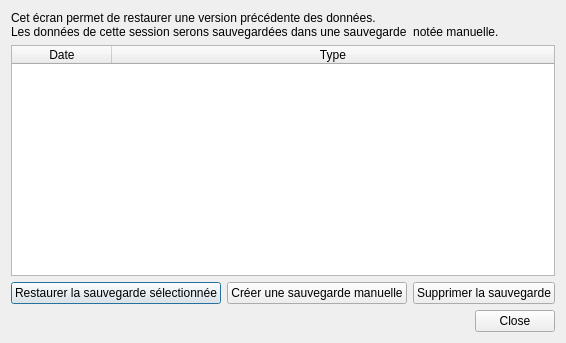
seigneurfuo/MyAnimeManager3, file src/ui/dialogs/database_history.ui: the form before one commit.
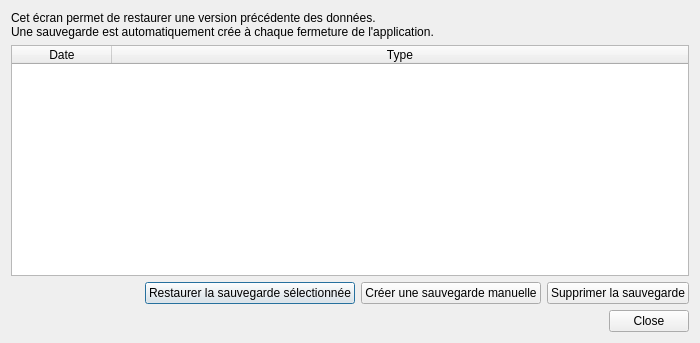
The form after the commit. Icons and pictures are not drawn.

Commit message: Modification de l'affichage du nom dans la liste des sauvegardes de la bdd.

The edit to the form file:
```diff
--- a/src/ui/dialogs/database_history.ui
+++ b/src/ui/dialogs/database_history.ui
@@ -9,7 +9,7 @@
    <rect>
     <x>0</x>
     <y>0</y>
-    <width>511</width>
+    <width>700</width>
     <height>343</height>
    </rect>
   </property>
@@ -20,15 +20,60 @@
    <bool>true</bool>
   </property>
   <layout class="QGridLayout" name="gridLayout">
-   <item row="0" column="0">
-    <widget class="QLabel" name="label">
-     <property name="text">
-      <string>Cet écran permet de restaurer une version précédente des données.
-Les données de cette session serons sauvegardées dans une sauvegarde  notée manuelle.</string>
-     </property>
-    </widget>
+   <item row="2" column="0" colspan="2">
+    <layout class="QHBoxLayout" name="horizontalLayout">
+     <item>
+      <spacer name="horizontalSpacer">
+       <property name="orientation">
+        <enum>Qt::Horizontal</enum>
+       </property>
+       <property name="sizeHint" stdset="0">
+        <size>
+         <width>40</width>
+         <height>20</height>
+        </size>
+       </property>
+      </spacer>
+     </item>
+     <item>
+      <widget class="QPushButton" name="pushButton">
+       <property name="enabled">
+        <bool>true</bool>
+       </property>
+       <property name="text">
+        <string>Restaurer la sauvegarde sélectionnée</string>
+       </property>
+       <property name="icon">
+        <iconset>
+         <normaloff>../../resources/icons/clock-history.png</normaloff>../../resources/icons/clock-history.png</iconset>
+       </property>
+      </widget>
+     </item>
+     <item>
+      <widget class="QPushButton" name="pushButton_2">
+       <property name="text">
+        <string>Créer une sauvegarde manuelle</string>
+       </property>
+       <property name="icon">
+        <iconset>
+         <normaloff>../../resources/icons/database-plus.png</normaloff>../../resources/icons/database-plus.png</iconset>
+       </property>
+      </widget>
+     </item>
+     <item>
+      <widget class="QPushButton" name="pushButton_3">
+       <property name="text">
+        <string>Supprimer la sauvegarde</string>
+       </property>
+       <property name="icon">
+        <iconset>
+         <normaloff>../../resources/icons/minus.png</normaloff>../../resources/icons/minus.png</iconset>
+       </property>
+      </widget>
+     </item>
+    </layout>
    </item>
-   <item row="1" column="0">
+   <item row="1" column="0" colspan="2">
     <widget class="QTableWidget" name="tableWidget">
      <property name="contextMenuPolicy">
       <enum>Qt::ActionsContextMenu</enum>
@@ -57,60 +102,7 @@
      </column>
     </widget>
    </item>
-   <item row="2" column="0">
-    <layout class="QHBoxLayout" name="horizontalLayout">
-     <item>
-      <widget class="QPushButton" name="pushButton">
-       <property name="enabled">
-        <bool>true</bool>
-       </property>
-       <property name="text">
-        <string>Restaurer la sauvegarde sélectionnée</string>
-       </property>
-       <property name="icon">
-        <iconset>
-         <normaloff>../../resources/icons/clock-history.png</normaloff>../../resources/icons/clock-history.png</iconset>
-       </property>
-      </widget>
-     </item>
-     <item>
-      <widget class="QPushButton" name="pushButton_2">
-       <property name="text">
-        <string>Créer une sauvegarde manuelle</string>
-       </property>
-       <property name="icon">
-        <iconset>
-         <normaloff>../../resources/icons/database-plus.png</normaloff>../../resources/icons/database-plus.png</iconset>
-       </property>
-      </widget>
-     </item>
-     <item>
-      <widget class="QPushButton" name="pushButton_3">
-       <property name="text">
-        <string>Supprimer la sauvegarde</string>
-       </property>
-       <property name="icon">
-        <iconset>
-         <normaloff>../../resources/icons/minus.png</normaloff>../../resources/icons/minus.png</iconset>
-       </property>
-      </widget>
-     </item>
-     <item>
-      <spacer name="horizontalSpacer">
-       <property name="orientation">
-        <enum>Qt::Horizontal</enum>
-       </property>
-       <property name="sizeHint" stdset="0">
-        <size>
-         <width>40</width>
-         <height>20</height>
-        </size>
-       </property>
-      </spacer>
-     </item>
-    </layout>
-   </item>
-   <item row="3" column="0">
+   <item row="3" column="0" colspan="2">
     <widget class="QDialogButtonBox" name="buttonBox">
      <property name="orientation">
       <enum>Qt::Horizontal</enum>
@@ -120,6 +112,14 @@
      </property>
     </widget>
    </item>
+   <item row="0" column="0" colspan="2">
+    <widget class="QLabel" name="label">
+     <property name="text">
+      <string>Cet écran permet de restaurer une version précédente des données.
+Une sauvegarde est automatiquement crée à chaque fermeture de l'application.</string>
+     </property>
+    </widget>
+   </item>
   </layout>
  </widget>
  <resources/>
```
The commit also changes 1 other file.
